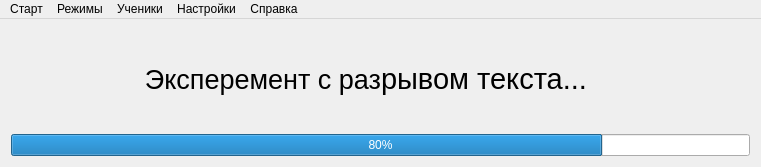
First picture: the form in Easy-work/General/General_programm/mainwindow.ui, repository KeyGen/Easy-work, before the edit.
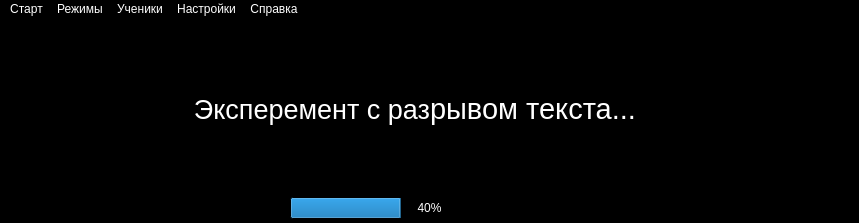
Second picture: the form after the edit.

Commit message: Добавил проработал style и добавил четыре стиля

What changed in the file:
```diff
--- a/Easy-work/General/General_programm/mainwindow.ui
+++ b/Easy-work/General/General_programm/mainwindow.ui
@@ -6,16 +6,479 @@
    <rect>
     <x>0</x>
     <y>0</y>
-    <width>761</width>
-    <height>167</height>
+    <width>859</width>
+    <height>223</height>
    </rect>
   </property>
+  <property name="palette">
+   <palette>
+    <active>
+     <colorrole role="WindowText">
+      <brush brushstyle="SolidPattern">
+       <color alpha="255">
+        <red>255</red>
+        <green>255</green>
+        <blue>255</blue>
+       </color>
+      </brush>
+     </colorrole>
+     <colorrole role="Button">
+      <brush brushstyle="SolidPattern">
+       <color alpha="255">
+        <red>0</red>
+        <green>0</green>
+        <blue>0</blue>
+       </color>
+      </brush>
+     </colorrole>
+     <colorrole role="Light">
+      <brush brushstyle="SolidPattern">
+       <color alpha="255">
+        <red>0</red>
+        <green>0</green>
+        <blue>0</blue>
+       </color>
+      </brush>
+     </colorrole>
+     <colorrole role="Midlight">
+      <brush brushstyle="SolidPattern">
+       <color alpha="255">
+        <red>0</red>
+        <green>0</green>
+        <blue>0</blue>
+       </color>
+      </brush>
+     </colorrole>
+     <colorrole role="Dark">
+      <brush brushstyle="SolidPattern">
+       <color alpha="255">
+        <red>0</red>
+        <green>0</green>
+        <blue>0</blue>
+       </color>
+      </brush>
+     </colorrole>
+     <colorrole role="Mid">
+      <brush brushstyle="SolidPattern">
+       <color alpha="255">
+        <red>0</red>
+        <green>0</green>
+        <blue>0</blue>
+       </color>
+      </brush>
+     </colorrole>
+     <colorrole role="Text">
+      <brush brushstyle="SolidPattern">
+       <color alpha="255">
+        <red>255</red>
+        <green>255</green>
+        <blue>255</blue>
+       </color>
+      </brush>
+     </colorrole>
+     <colorrole role="BrightText">
+      <brush brushstyle="SolidPattern">
+       <color alpha="255">
+        <red>255</red>
+        <green>255</green>
+        <blue>255</blue>
+       </color>
+      </brush>
+     </colorrole>
+     <colorrole role="ButtonText">
+      <brush brushstyle="SolidPattern">
+       <color alpha="255">
+        <red>255</red>
+        <green>255</green>
+        <blue>255</blue>
+       </color>
+      </brush>
+     </colorrole>
+     <colorrole role="Base">
+      <brush brushstyle="SolidPattern">
+       <color alpha="255">
+        <red>0</red>
+        <green>0</green>
+        <blue>0</blue>
+       </color>
+      </brush>
+     </colorrole>
+     <colorrole role="Window">
+      <brush brushstyle="SolidPattern">
+       <color alpha="255">
+        <red>0</red>
+        <green>0</green>
+        <blue>0</blue>
+       </color>
+      </brush>
+     </colorrole>
+     <colorrole role="Shadow">
+      <brush brushstyle="SolidPattern">
+       <color alpha="255">
+        <red>0</red>
+        <green>0</green>
+        <blue>0</blue>
+       </color>
+      </brush>
+     </colorrole>
+     <colorrole role="AlternateBase">
+      <brush brushstyle="SolidPattern">
+       <color alpha="255">
+        <red>0</red>
+        <green>0</green>
+        <blue>0</blue>
+       </color>
+      </brush>
+     </colorrole>
+     <colorrole role="ToolTipBase">
+      <brush brushstyle="SolidPattern">
+       <color alpha="255">
+        <red>255</red>
+        <green>255</green>
+        <blue>220</blue>
+       </color>
+      </brush>
+     </colorrole>
+     <colorrole role="ToolTipText">
+      <brush brushstyle="SolidPattern">
+       <color alpha="255">
+        <red>0</red>
+        <green>0</green>
+        <blue>0</blue>
+       </color>
+      </brush>
+     </colorrole>
+    </active>
+    <inactive>
+     <colorrole role="WindowText">
+      <brush brushstyle="SolidPattern">
+       <color alpha="255">
+        <red>255</red>
+        <green>255</green>
+        <blue>255</blue>
+       </color>
+      </brush>
+     </colorrole>
+     <colorrole role="Button">
+      <brush brushstyle="SolidPattern">
+       <color alpha="255">
+        <red>0</red>
+        <green>0</green>
+        <blue>0</blue>
+       </color>
+      </brush>
+     </colorrole>
+     <colorrole role="Light">
+      <brush brushstyle="SolidPattern">
+       <color alpha="255">
+        <red>0</red>
+        <green>0</green>
+        <blue>0</blue>
+       </color>
+      </brush>
+     </colorrole>
+     <colorrole role="Midlight">
+      <brush brushstyle="SolidPattern">
+       <color alpha="255">
+        <red>0</red>
+        <green>0</green>
+        <blue>0</blue>
+       </color>
+      </brush>
+     </colorrole>
+     <colorrole role="Dark">
+      <brush brushstyle="SolidPattern">
+       <color alpha="255">
+        <red>0</red>
+        <green>0</green>
+        <blue>0</blue>
+       </color>
+      </brush>
+     </colorrole>
+     <colorrole role="Mid">
+      <brush brushstyle="SolidPattern">
+       <color alpha="255">
+        <red>0</red>
+        <green>0</green>
+        <blue>0</blue>
+       </color>
+      </brush>
+     </colorrole>
+     <colorrole role="Text">
+      <brush brushstyle="SolidPattern">
+       <color alpha="255">
+        <red>255</red>
+        <green>255</green>
+        <blue>255</blue>
+       </color>
+      </brush>
+     </colorrole>
+     <colorrole role="BrightText">
+      <brush brushstyle="SolidPattern">
+       <color alpha="255">
+        <red>255</red>
+        <green>255</green>
+        <blue>255</blue>
+       </color>
+      </brush>
+     </colorrole>
+     <colorrole role="ButtonText">
+      <brush brushstyle="SolidPattern">
+       <color alpha="255">
+        <red>255</red>
+        <green>255</green>
+        <blue>255</blue>
+       </color>
+      </brush>
+     </colorrole>
+     <colorrole role="Base">
+      <brush brushstyle="SolidPattern">
+       <color alpha="255">
+        <red>0</red>
+        <green>0</green>
+        <blue>0</blue>
+       </color>
+      </brush>
+     </colorrole>
+     <colorrole role="Window">
+      <brush brushstyle="SolidPattern">
+       <color alpha="255">
+        <red>0</red>
+        <green>0</green>
+        <blue>0</blue>
+       </color>
+      </brush>
+     </colorrole>
+     <colorrole role="Shadow">
+      <brush brushstyle="SolidPattern">
+       <color alpha="255">
+        <red>0</red>
+        <green>0</green>
+        <blue>0</blue>
+       </color>
+      </brush>
+     </colorrole>
+     <colorrole role="AlternateBase">
+      <brush brushstyle="SolidPattern">
+       <color alpha="255">
+        <red>0</red>
+        <green>0</green>
+        <blue>0</blue>
+       </color>
+      </brush>
+     </colorrole>
+     <colorrole role="ToolTipBase">
+      <brush brushstyle="SolidPattern">
+       <color alpha="255">
+        <red>255</red>
+        <green>255</green>
+        <blue>220</blue>
+       </color>
+      </brush>
+     </colorrole>
+     <colorrole role="ToolTipText">
+      <brush brushstyle="SolidPattern">
+       <color alpha="255">
+        <red>0</red>
+        <green>0</green>
+        <blue>0</blue>
+       </color>
+      </brush>
+     </colorrole>
+    </inactive>
+    <disabled>
+     <colorrole role="WindowText">
+      <brush brushstyle="SolidPattern">
+       <color alpha="255">
+        <red>0</red>
+        <green>0</green>
+        <blue>0</blue>
+       </color>
+      </brush>
+     </colorrole>
+     <colorrole role="Button">
+      <brush brushstyle="SolidPattern">
+       <color alpha="255">
+        <red>0</red>
+        <green>0</green>
+        <blue>0</blue>
+       </color>
+      </brush>
+     </colorrole>
+     <colorrole role="Light">
+      <brush brushstyle="SolidPattern">
+       <color alpha="255">
+        <red>0</red>
+        <green>0</green>
+        <blue>0</blue>
+       </color>
+      </brush>
+     </colorrole>
+     <colorrole role="Midlight">
+      <brush brushstyle="SolidPattern">
+       <color alpha="255">
+        <red>0</red>
+        <green>0</green>
+        <blue>0</blue>
+       </color>
+      </brush>
+     </colorrole>
+     <colorrole role="Dark">
+      <brush brushstyle="SolidPattern">
+       <color alpha="255">
+        <red>0</red>
+        <green>0</green>
+        <blue>0</blue>
+       </color>
+      </brush>
+     </colorrole>
+     <colorrole role="Mid">
+      <brush brushstyle="SolidPattern">
+       <color alpha="255">
+        <red>0</red>
+        <green>0</green>
+        <blue>0</blue>
+       </color>
+      </brush>
+     </colorrole>
+     <colorrole role="Text">
+      <brush brushstyle="SolidPattern">
+       <color alpha="255">
+        <red>0</red>
+        <green>0</green>
+        <blue>0</blue>
+       </color>
+      </brush>
+     </colorrole>
+     <colorrole role="BrightText">
+      <brush brushstyle="SolidPattern">
+       <color alpha="255">
+        <red>255</red>
+        <green>255</green>
+        <blue>255</blue>
+       </color>
+      </brush>
+     </colorrole>
+     <colorrole role="ButtonText">
+      <brush brushstyle="SolidPattern">
+       <color alpha="255">
+        <red>0</red>
+        <green>0</green>
+        <blue>0</blue>
+       </color>
+      </brush>
+     </colorrole>
+     <colorrole role="Base">
+      <brush brushstyle="SolidPattern">
+       <color alpha="255">
+        <red>0</red>
+        <green>0</green>
+        <blue>0</blue>
+       </color>
+      </brush>
+     </colorrole>
+     <colorrole role="Window">
+      <brush brushstyle="SolidPattern">
+       <color alpha="255">
+        <red>0</red>
+        <green>0</green>
+        <blue>0</blue>
+       </color>
+      </brush>
+     </colorrole>
+     <colorrole role="Shadow">
+      <brush brushstyle="SolidPattern">
+       <color alpha="255">
+        <red>0</red>
+        <green>0</green>
+        <blue>0</blue>
+       </color>
+      </brush>
+     </colorrole>
+     <colorrole role="AlternateBase">
+      <brush brushstyle="SolidPattern">
+       <color alpha="255">
+        <red>0</red>
+        <green>0</green>
+        <blue>0</blue>
+       </color>
+      </brush>
+     </colorrole>
+     <colorrole role="ToolTipBase">
+      <brush brushstyle="SolidPattern">
+       <color alpha="255">
+        <red>255</red>
+        <green>255</green>
+        <blue>220</blue>
+       </color>
+      </brush>
+     </colorrole>
+     <colorrole role="ToolTipText">
+      <brush brushstyle="SolidPattern">
+       <color alpha="255">
+        <red>0</red>
+        <green>0</green>
+        <blue>0</blue>
+       </color>
+      </brush>
+     </colorrole>
+    </disabled>
+   </palette>
+  </property>
   <property name="windowTitle">
    <string>MainWindow</string>
   </property>
+  <property name="styleSheet">
+   <string notr="true"/>
+  </property>
   <widget class="QWidget" name="centralWidget">
    <layout class="QGridLayout" name="gridLayout_2">
-    <item row="0" column="0">
+    <property name="leftMargin">
+     <number>4</number>
+    </property>
+    <property name="topMargin">
+     <number>8</number>
+    </property>
+    <property name="rightMargin">
+     <number>4</number>
+    </property>
+    <property name="bottomMargin">
+     <number>4</number>
+    </property>
+    <item row="1" column="0">
+     <spacer name="horizontalSpacer">
+      <property name="orientation">
+       <enum>Qt::Horizontal</enum>
+      </property>
+      <property name="sizeHint" stdset="0">
+       <size>
+        <width>40</width>
+        <height>20</height>
+       </size>
+      </property>
+     </spacer>
+    </item>
+    <item row="1" column="2">
+     <spacer name="horizontalSpacer_2">
+      <property name="orientation">
+       <enum>Qt::Horizontal</enum>
+      </property>
+      <property name="sizeHint" stdset="0">
+       <size>
+        <width>40</width>
+        <height>20</height>
+       </size>
+      </property>
+     </spacer>
+    </item>
+    <item row="1" column="1">
+     <widget class="QProgressBar" name="progressBar">
+      <property name="value">
+       <number>40</number>
+      </property>
+     </widget>
+    </item>
+    <item row="0" column="0" colspan="3">
      <widget class="QStackedWidget" name="stackedWidget">
       <property name="currentIndex">
        <number>0</number>
@@ -116,13 +579,6 @@
       </widget>
      </widget>
     </item>
-    <item row="1" column="0">
-     <widget class="QProgressBar" name="progressBar">
-      <property name="value">
-       <number>80</number>
-      </property>
-     </widget>
-    </item>
    </layout>
   </widget>
   <widget class="QMenuBar" name="menuBar">
@@ -130,7 +586,7 @@
     <rect>
      <x>0</x>
      <y>0</y>
-     <width>761</width>
+     <width>859</width>
      <height>21</height>
     </rect>
    </property>
```
The commit also changes 24 other files.
